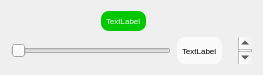
The window that sliderscrolllabel.ui (crocodile119/Laser-Studio) describes before a commit, drawn with Qt 5.
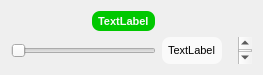
The same window after the commit.

Diff of the .ui file:
```diff
--- a/sliderscrolllabel.ui
+++ b/sliderscrolllabel.ui
@@ -44,7 +44,9 @@
       <widget class="QLabel" name="titleLabel">
        <property name="font">
         <font>
-         <pointsize>6</pointsize>
+         <pointsize>8</pointsize>
+         <weight>75</weight>
+         <bold>true</bold>
         </font>
        </property>
        <property name="styleSheet">
@@ -90,7 +92,9 @@
         <widget class="QLabel" name="textLabel">
          <property name="font">
           <font>
-           <pointsize>6</pointsize>
+           <pointsize>8</pointsize>
+           <weight>50</weight>
+           <bold>false</bold>
           </font>
          </property>
          <property name="styleSheet">
```
